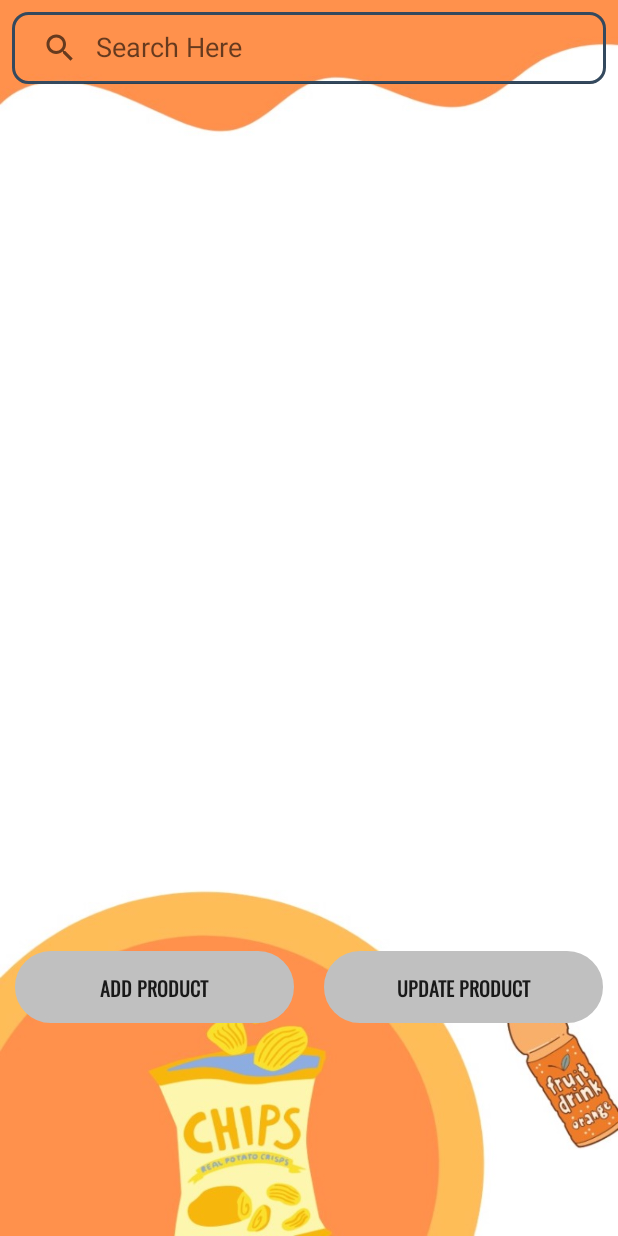
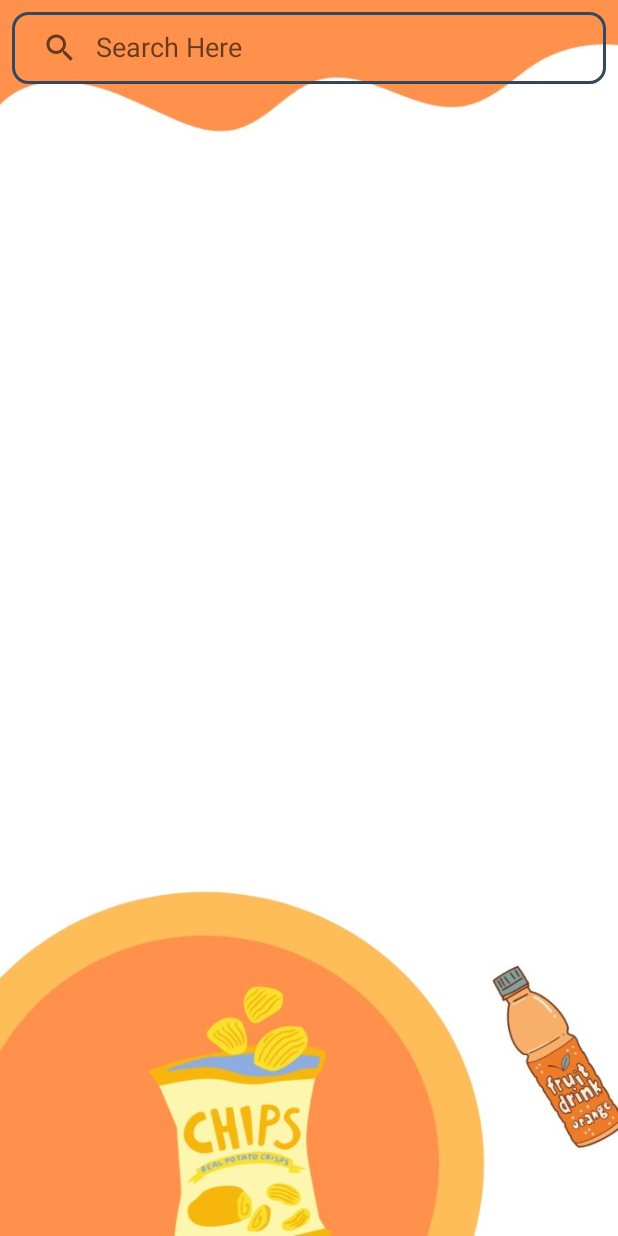
Before and after one commit to aditya-2407/Canteen_App_Project, an Android app: the Update_Product screen opened directly, with no data from a screen before it, on a phone screen of 412 x 824 dp. Run offline under Robolectric (Android 15) with nearby library versions, the phone set to English and light mode, and no system bars; our stand-ins replace Firebase (no records; nobody signed in at launch, a user with empty details on screens opened directly).

Commit message:
Full Final Done.

```diff
--- a/app/src/main/AndroidManifest.xml
+++ b/app/src/main/AndroidManifest.xml
@@ -4,6 +4,7 @@
 
     <uses-permission android:name="android.permission.RECEIVE_SMS" />
     <uses-permission android:name="android.permission.INTERNET" />
+    <uses-permission android:name="android.permission.SEND_SMS" />
 
     <application
         android:allowBackup="true"
--- a/app/src/main/java/com/example/canteenapplication/Current_Orders.java
+++ b/app/src/main/java/com/example/canteenapplication/Current_Orders.java
@@ -77,7 +77,9 @@ public class Current_Orders extends AppCompatActivity {
 
                                     System.out.println(order_struct.OrderID+" "+order_struct.CustomerName+" "+order_struct.ProductPrice);
 
-                                    orderList.add(order_struct);
+                                    if (OrderStatus.equals("OrderRecorded")) {
+                                        orderList.add(order_struct);
+                                    }
                                 }
                             }
 
--- a/app/src/main/java/com/example/canteenapplication/Customer/Dashboard.java
+++ b/app/src/main/java/com/example/canteenapplication/Customer/Dashboard.java
@@ -48,8 +48,8 @@ public class Dashboard extends AppCompatActivity {
         greeting = findViewById(R.id.greeting);
         orderStatus = findViewById(R.id.orderStatus);
         newOrder = findViewById(R.id.newOrder);
-        currentMeal = findViewById(R.id.currentMeal);
-        prevOrders = findViewById(R.id.prevOrders);
+//        currentMeal = findViewById(R.id.currentMeal);
+//        prevOrders = findViewById(R.id.prevOrders);
         editProfile = findViewById(R.id.editProfile);
         healthgpt = findViewById(R.id.healthgpt);
 
--- a/app/src/main/java/com/example/canteenapplication/OrderStatus.java
+++ b/app/src/main/java/com/example/canteenapplication/OrderStatus.java
@@ -79,10 +79,10 @@ public class OrderStatus extends AppCompatActivity {
 
                                                         String st = "";
                                                         if (OrderStatus.equals("OrderRecorded")) {
-                                                            st = "Preparing";
+                                                            st = "Preparing....";
                                                         }
                                                         else {
-                                                            st = "Order Prepared";
+                                                            st = "Previous Order";
                                                         }
                                                         System.out.println(Cust_Name + " " + TotalPrice + " " + st + " " + OrderID + " " + ProductName + " " + Time);
                                                         Orders.add(new OS_Dbase(Cust_Name, Quantity, st, OrderID, ProductName, Time, ProductID));
--- a/app/src/main/java/com/example/canteenapplication/Vendor/Update_Product.java
+++ b/app/src/main/java/com/example/canteenapplication/Vendor/Update_Product.java
@@ -60,6 +60,15 @@ public class Update_Product extends AppCompatActivity {
                 }
 
                 System.out.println(Prod_List.size());
+
+                recyclerView = findViewById(R.id.recyclerView);
+                linearLayoutManager = new LinearLayoutManager(Update_Product.this);
+                linearLayoutManager.setOrientation(LinearLayoutManager.VERTICAL);
+                recyclerView.setLayoutManager(linearLayoutManager);
+
+                adapter_upd_prod = new Adapter_Upd_prod(Prod_List);
+                recyclerView.setAdapter(adapter_upd_prod);
+                adapter_upd_prod.notifyDataSetChanged();
             }
 
             @Override
@@ -85,40 +94,6 @@ public class Update_Product extends AppCompatActivity {
             }
         });
 
-        recyclerView = findViewById(R.id.recyclerView);
-        linearLayoutManager = new LinearLayoutManager(this);
-        linearLayoutManager.setOrientation(LinearLayoutManager.VERTICAL);
-        recyclerView.setLayoutManager(linearLayoutManager);
-
-        adapter_upd_prod = new Adapter_Upd_prod(Prod_List);
-        recyclerView.setAdapter(adapter_upd_prod);
-        adapter_upd_prod.notifyDataSetChanged();
-
-
-        add_product = findViewById(R.id.add_product);
-        update_product = findViewById(R.id.update_product);
-
-        add_product.setOnClickListener(v -> {
-            Toast.makeText(this, "Add Product", Toast.LENGTH_SHORT).show();
-            Intent intent = new Intent(Update_Product.this, Add_Product.class);
-            startActivity(intent);
-        });
-
-        update_product.setOnClickListener(v -> {
-            Toast.makeText(this, "Product has been updated!", Toast.LENGTH_SHORT).show();
-
-            DatabaseReference updateRef = FirebaseDatabase.getInstance().getReference().child("Products");
-
-            List<Product> newprod_list = adapter_upd_prod.getNew_prod_models_full();
-
-            System.out.println(newprod_list.size());
-
-//            for (Product_Structure item : newprod_list) {
-//                System.out.println(item.getId());
-//                updateRef.child(item.getId()).setValue(item);
-//            }
-
-        });
     }
 
     private void getFilter(String newText) {
--- a/app/src/main/res/layout/activity_order_status.xml
+++ b/app/src/main/res/layout/activity_order_status.xml
@@ -29,7 +29,7 @@
         android:layout_marginLeft="10dp"
         android:layout_marginRight="10dp"
 
-        android:layout_height="560dp" />
+        android:layout_height="match_parent" />
 
 
 
--- a/app/src/main/res/layout/activity_update_product.xml
+++ b/app/src/main/res/layout/activity_update_product.xml
@@ -19,7 +19,7 @@
 
     <LinearLayout
         android:layout_width="match_parent"
-        android:layout_height="560dp">
+        android:layout_height="match_parent">
 
         <androidx.recyclerview.widget.RecyclerView
             android:id="@+id/recyclerView"
@@ -30,40 +30,5 @@
 
     </LinearLayout>
 
-    <LinearLayout
-        android:layout_width="match_parent"
-        android:layout_height="wrap_content"
-        android:orientation="horizontal">
-
-        <Button
-            android:id="@+id/add_product"
-            android:layout_marginTop="10dp"
-            android:layout_marginLeft="10dp"
-            android:layout_marginRight="10dp"
-            android:layout_width="match_parent"
-            android:layout_height="wrap_content"
-            android:layout_weight="1"
-            android:background="@drawable/layout_circular"
-            android:text="Add Product"
-            android:backgroundTint="#c0c0c0"
-            android:fontFamily="@font/oswald_regular"
-            android:textSize="13dp"
-            android:textStyle="bold" />
-
-        <Button
-            android:id="@+id/update_product"
-            android:layout_marginTop="10dp"
-            android:layout_marginRight="10dp"
-            android:layout_marginLeft="10dp"
-            android:layout_width="match_parent"
-            android:layout_height="wrap_content"
-            android:layout_weight="1"
-            android:background="@drawable/layout_circular"
-            android:text="Update Product"
-            android:backgroundTint="#c0c0c0"
-            android:fontFamily="@font/oswald_regular"
-            android:textSize="13dp"
-            android:textStyle="bold" />
-    </LinearLayout>
 
 </LinearLayout>
--- a/app/src/main/res/layout/order_view.xml
+++ b/app/src/main/res/layout/order_view.xml
@@ -2,6 +2,7 @@
 <LinearLayout xmlns:android="http://schemas.android.com/apk/res/android"
     android:layout_width="match_parent"
     android:layout_height="wrap_content"
+    android:layout_marginTop="10dp"
     android:background="@drawable/edittext_circular"
     android:backgroundTint="#EFE7BC"
     android:paddingTop="19sp">
```
Also changed, not shown: app/src/main/java/com/example/canteenapplication/Adapter/Adapter_Upd_prod.java (+110 -51 lines), app/src/main/java/com/example/canteenapplication/Adapter_OS.java (+7 -1 lines), app/src/main/java/com/example/canteenapplication/Current_Order_Adapter.java (+11 -0 lines), app/src/main/java/com/example/canteenapplication/Customer/Menu.java (+35 -3 lines), app/src/main/java/com/example/canteenapplication/Vendor/Vendor_Side.java (+7 -7 lines), app/src/main/res/layout/activity_dashboard.xml (+18 -18 lines), app/src/main/res/layout/activity_update_row.xml (+40 -14 lines), app/src/main/res/layout/activity_vendor_side.xml (+11 -11 lines).
